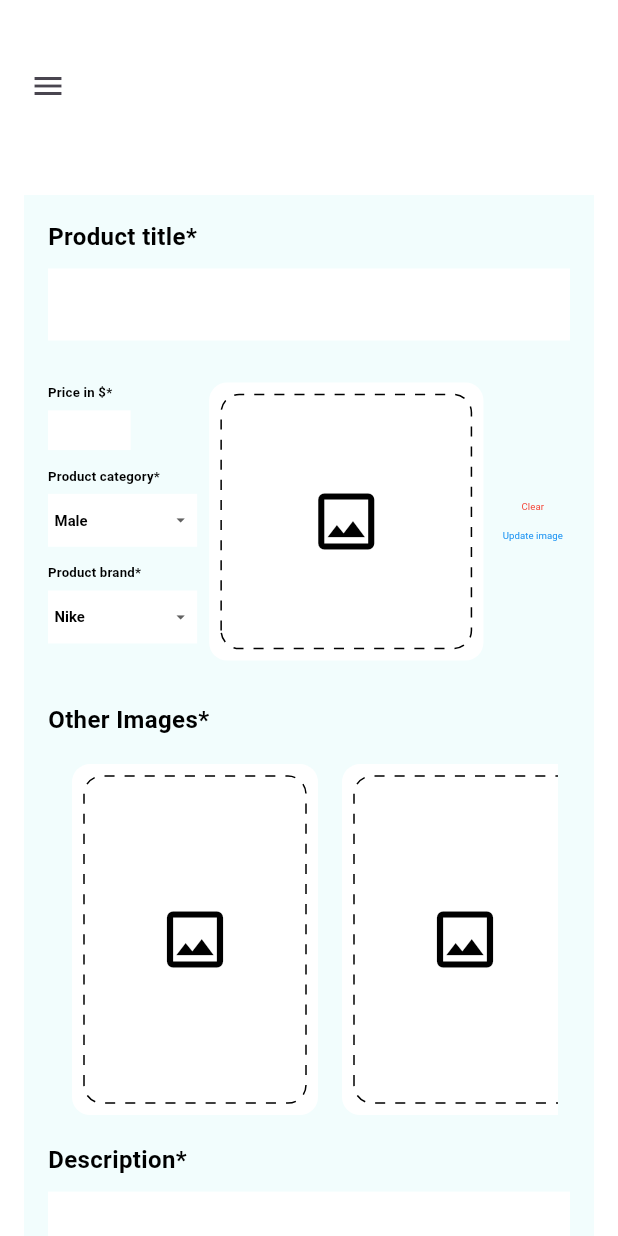
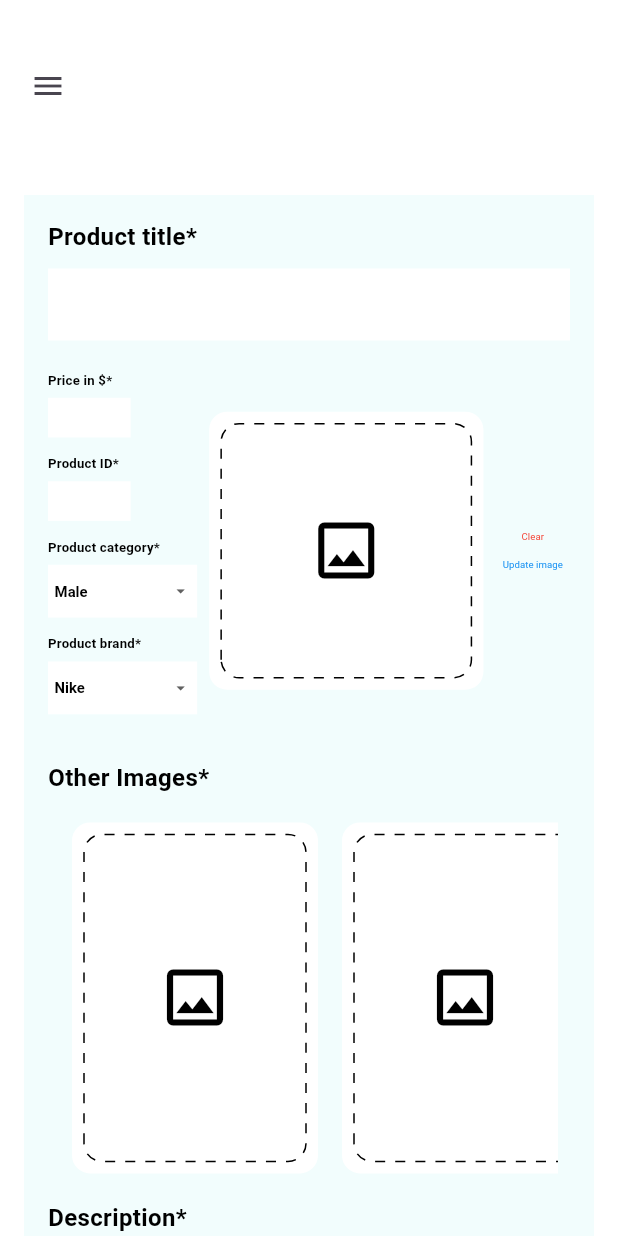
Before and after one commit to bnasare/laza-web-admin-panel, a Flutter app: the UploadProductForm screen opened by its route, on a phone screen of 412 x 824 dp. Run offline on Flutter 3.47's test engine with Material 3 defaults, Android fonts, the light colour scheme and no system bars; drawn by our look-alikes of dotted_border; our stand-ins replace cloud_firestore, firebase_core, firebase_storage, iconly, image_picker, shared_preferences; missing offline and left inert: image_picker_for_web, shared_preferences_web; accounts and stored records are empty; statements that could not run were skipped.

Commit message:
fixed id bugs

```diff
--- a/lib/inner_screens/add_prod.dart
+++ b/lib/inner_screens/add_prod.dart
@@ -33,6 +33,7 @@ class _UploadProductFormState extends State<UploadProductForm> {
   String _brandValue = 'Nike';
   late final TextEditingController _titleController,
       _priceController,
+      _idController,
       _descriptionController;
   bool isPiece = false;
   Uint8List webImage = Uint8List(8);
@@ -42,6 +43,7 @@ class _UploadProductFormState extends State<UploadProductForm> {
     _priceController = TextEditingController();
     _titleController = TextEditingController();
     _descriptionController = TextEditingController();
+    _idController = TextEditingController();
     super.initState();
   }
 
@@ -50,6 +52,7 @@ class _UploadProductFormState extends State<UploadProductForm> {
     _priceController.dispose();
     _titleController.dispose();
     _descriptionController.dispose();
+    _idController.dispose();
     super.dispose();
   }
 
@@ -66,7 +69,7 @@ class _UploadProductFormState extends State<UploadProductForm> {
         final String uuid = const Uuid().v4();
         final List<String> imagePathList = imagePathProvider.getImagePaths;
         await FirebaseFirestore.instance.collection('products').doc(uuid).set({
-          'id': uuid,
+          'id': _idController.text,
           'name': _titleController.text,
           'price': double.parse(_priceController.text),
           'category': _catValue,
@@ -89,6 +92,7 @@ class _UploadProductFormState extends State<UploadProductForm> {
       _priceController.clear();
       _titleController.clear();
       _descriptionController.clear();
+      _idController.clear();
       imagePathProvider.clearImages();
     }
 
@@ -209,6 +213,30 @@ class _UploadProductFormState extends State<UploadProductForm> {
                                       ),
                                       const SizedBox(height: 20),
                                       TextWidget(
+                                        text: 'Product ID*',
+                                        color: color,
+                                        isTitle: true,
+                                      ),
+                                      const SizedBox(
+                                        height: 10,
+                                      ),
+                                      SizedBox(
+                                        width: 100,
+                                        child: TextFormField(
+                                          controller: _idController,
+                                          key: const ValueKey('ID'),
+                                          keyboardType: TextInputType.number,
+                                          validator: (value) {
+                                            if (value!.isEmpty) {
+                                              return 'No ID';
+                                            }
+                                            return null;
+                                          },
+                                          decoration: inputDecoration,
+                                        ),
+                                      ),
+                                      const SizedBox(height: 20),
+                                      TextWidget(
                                         text: 'Product category*',
                                         color: color,
                                         isTitle: true,
@@ -218,7 +246,8 @@ class _UploadProductFormState extends State<UploadProductForm> {
                                       _categoryDropDown(),
                                       const SizedBox(
                                         height: 20,
-                                      ),TextWidget(
+                                      ),
+                                      TextWidget(
                                         text: 'Product brand*',
                                         color: color,
                                         isTitle: true,
```
Also changed, not shown: lib/screens/dashboard_screen.dart (+16 -4 lines).
